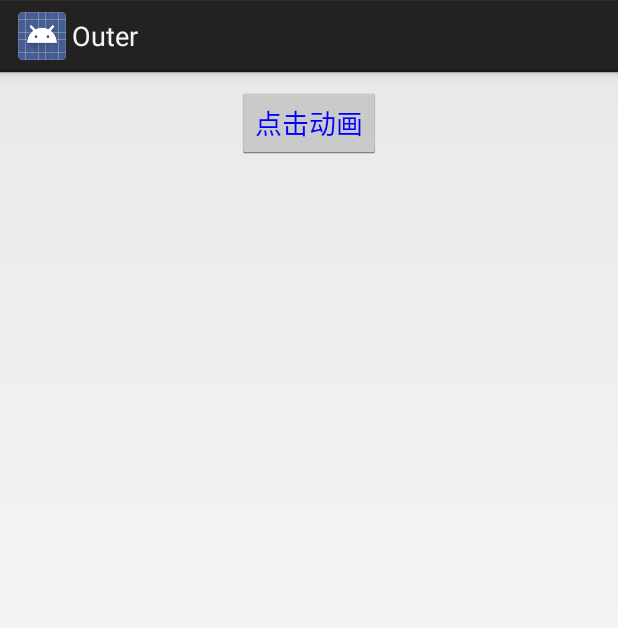
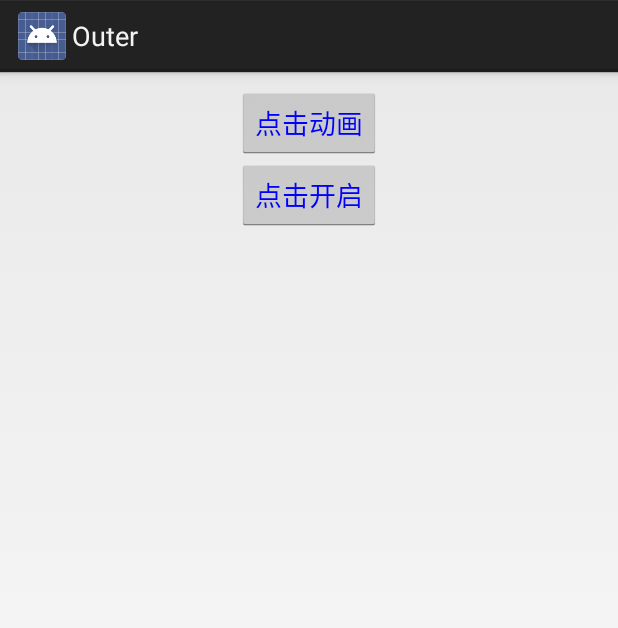
Before and after one commit to guohuilun/Myanimation, an Android app: the screen it shows after launch (MainActivity), on a phone screen of 412 x 824 dp. Shown: the top 628 px of the screen. Run offline under Robolectric (Android 15) with nearby library versions, the phone set to English and light mode, and no system bars.

Commit message:
第二次上传

```diff
--- a/app/src/main/java/com/example/administrator/outer/MainActivity.java
+++ b/app/src/main/java/com/example/administrator/outer/MainActivity.java
@@ -21,4 +21,10 @@ public class MainActivity extends Activity {
         startActivity(intent);
         finish();
     }
+
+    public void walk(View view) {
+        Intent intent = new Intent(this, WalkActivity.class);
+        startActivity(intent);
+        finish();
+    }
 }
--- a/app/src/main/res/layout/activity_main.xml
+++ b/app/src/main/res/layout/activity_main.xml
@@ -8,12 +8,22 @@
         android:id="@+id/outer_animantion"
         android:layout_width="wrap_content"
         android:layout_height="wrap_content"
+        android:layout_gravity="center_horizontal"
         android:layout_marginTop="10dp"
-        android:layout_gravity="center_horizontal"
+        android:onClick="outer"
         android:text="点击动画"
         android:textColor="#0000FF"
-        android:textSize="18sp"
-        android:onClick="outer"/>
+        android:textSize="18sp" />
+
+    <Button
+        android:id="@+id/button_walk"
+        android:layout_width="wrap_content"
+        android:layout_height="wrap_content"
+        android:layout_gravity="center_horizontal"
+        android:onClick="walk"
+        android:text="点击开启"
+        android:textColor="#0000FF"
+        android:textSize="18sp" />
 
 
 </LinearLayout>
```
Also changed, not shown: app/src/main/java/com/example/administrator/outer/DrawArrow.java (+44 -4 lines), app/src/main/java/com/example/administrator/outer/WalkActivity.java (added, +10 -0 lines).
